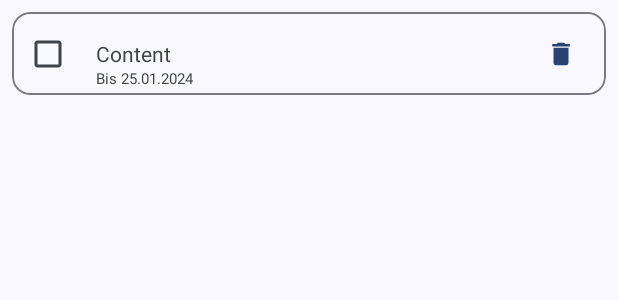
After one commit to jan-tennert/IFTemplate, an Android app: the layout homework_item.xml on its own in the app's theme, with its tools: preview values and no code run, on a phone screen of 412 x 824 dp. The commit adds this screen. Shown: the top 300 px of the screen. Run offline under Robolectric (Android 15) with nearby library versions, the phone set to English and light mode, and no system bars.

Commit message:
change structure again

```diff
--- a/app/build.gradle.kts
+++ b/app/build.gradle.kts
@@ -38,4 +38,5 @@ android {
 dependencies {
     implementation("androidx.appcompat:appcompat:1.6.1")
     implementation("com.google.android.material:material:1.11.0")
+    implementation("com.google.code.gson:gson:2.10.1")
 }
--- a/app/src/main/AndroidManifest.xml
+++ b/app/src/main/AndroidManifest.xml
@@ -5,6 +5,7 @@
     <uses-permission android:name="android.permission.POST_NOTIFICATIONS" />
     <uses-permission android:name="android.permission.VIBRATE" />
     <uses-permission android:name="android.permission.USE_FULL_SCREEN_INTENT" />
+    <uses-permission android:name="android.permission.INTERNET" />
     <application
         android:allowBackup="true"
         android:dataExtractionRules="@xml/data_extraction_rules"
@@ -26,7 +27,7 @@
             </intent-filter>
         </activity>
         <activity
-            android:name=".AlarmActivity"
+            android:name=".ignorieren.AlarmActivity"
             android:showOnLockScreen="true">
 
         </activity>
--- a/app/src/main/java/io/github/jan/iftemplate/dialog/TimePickerBuilder.java
+++ b/app/src/main/java/io/github/jan/iftemplate/dialog/TimePickerBuilder.java
@@ -6,6 +6,7 @@ import com.google.android.material.timepicker.MaterialTimePicker;
 import com.google.android.material.timepicker.TimeFormat;
 
 import io.github.jan.iftemplate.MainActivity;
+import io.github.jan.iftemplate.ignorieren.Time;
 
 public class TimePickerBuilder extends DialogBuilder<TimePickerListener> {
 
@@ -24,7 +25,7 @@ public class TimePickerBuilder extends DialogBuilder<TimePickerListener> {
             .build();
         if(getPositiveButton() != null && getPositiveListener() != null) {
             picker.addOnPositiveButtonClickListener((w) -> {
-                getPositiveListener().onResult(picker.getHour(), picker.getMinute());
+                getPositiveListener().onResult(new Time(picker.getHour(), picker.getMinute()));
             });
         }
         if(getNegativeButton() != null && getNegativeListener() != null) {
--- a/app/src/main/java/io/github/jan/iftemplate/dialog/TimePickerListener.java
+++ b/app/src/main/java/io/github/jan/iftemplate/dialog/TimePickerListener.java
@@ -1,7 +1,9 @@
 package io.github.jan.iftemplate.dialog;
+
+import io.github.jan.iftemplate.ignorieren.Time;
 
 public interface TimePickerListener {
 
-    void onResult(int hour, int minute);
+    void onResult(Time time);
 
 }
--- /dev/null
+++ b/app/src/main/res/drawable/baseline_delete_24.xml
@@ -0,0 +1,5 @@
+<vector xmlns:android="http://schemas.android.com/apk/res/android" android:height="24dp" android:tint="#000000" android:viewportHeight="24" android:viewportWidth="24" android:width="24dp">
+
+    <path android:fillColor="@android:color/white" android:pathData="M6,19c0,1.1 0.9,2 2,2h8c1.1,0 2,-0.9 2,-2V7H6v12zM19,4h-3.5l-1,-1h-5l-1,1H5v2h14V4z"/>
+
+</vector>
--- /dev/null
+++ b/app/src/main/res/layout/homework_item.xml
@@ -0,0 +1,66 @@
+<?xml version="1.0" encoding="utf-8"?>
+<androidx.constraintlayout.widget.ConstraintLayout xmlns:android="http://schemas.android.com/apk/res/android"
+    xmlns:app="http://schemas.android.com/apk/res-auto"
+    xmlns:tools="http://schemas.android.com/tools"
+    android:layout_width="match_parent"
+    android:layout_height="wrap_content">
+
+    <com.google.android.material.card.MaterialCardView
+        android:layout_width="match_parent"
+        android:layout_height="wrap_content"
+        android:layout_margin="8dp"
+        app:layout_constraintBottom_toBottomOf="parent"
+        app:layout_constraintEnd_toEndOf="parent"
+        app:layout_constraintStart_toStartOf="parent"
+        app:layout_constraintTop_toTopOf="parent">
+
+        <androidx.constraintlayout.widget.ConstraintLayout
+            android:layout_width="match_parent"
+            android:layout_height="wrap_content">
+
+            <CheckBox
+                android:id="@+id/is_done"
+                android:layout_width="wrap_content"
+                android:layout_height="wrap_content"
+                app:layout_constraintBottom_toBottomOf="parent"
+                app:layout_constraintStart_toStartOf="parent"
+                app:layout_constraintTop_toTopOf="parent" />
+
+            <TextView
+                android:id="@+id/due_time_time"
+                android:layout_width="wrap_content"
+                android:layout_height="wrap_content"
+                android:layout_marginBottom="4dp"
+                android:text="Bis 25.01.2024"
+                android:textSize="10sp"
+                app:layout_constraintBottom_toBottomOf="parent"
+                app:layout_constraintStart_toStartOf="@+id/content"
+                app:layout_constraintTop_toBottomOf="@+id/content"
+                app:layout_constraintVertical_bias="0.0" />
+
+            <TextView
+                android:id="@+id/content"
+                android:layout_width="wrap_content"
+                android:layout_height="wrap_content"
+                android:layout_marginStart="8dp"
+                android:text="Content"
+                app:layout_constraintBottom_toBottomOf="parent"
+                app:layout_constraintStart_toEndOf="@+id/is_done"
+                app:layout_constraintTop_toTopOf="parent"
+                app:layout_constraintVertical_bias="0.503" />
+
+            <Button
+                android:id="@+id/delete_button"
+                style="?attr/materialIconButtonStyle"
+                android:layout_width="wrap_content"
+                android:layout_height="wrap_content"
+                android:layout_marginEnd="6dp"
+                app:icon="@drawable/baseline_delete_24"
+                app:layout_constraintBottom_toBottomOf="parent"
+                app:layout_constraintEnd_toEndOf="parent"
+                app:layout_constraintTop_toTopOf="parent" />
+
+        </androidx.constraintlayout.widget.ConstraintLayout>
+    </com.google.android.material.card.MaterialCardView>
+
+</androidx.constraintlayout.widget.ConstraintLayout>
```
Also changed, not shown: app/src/main/java/io/github/jan/iftemplate/AlarmActivity.java (deleted, +0 -15 lines), app/src/main/java/io/github/jan/iftemplate/Homework.java (added, +35 -0 lines), app/src/main/java/io/github/jan/iftemplate/MainActivity.java (+9 -12 lines), app/src/main/java/io/github/jan/iftemplate/ignorieren/AlarmReceiver.java (deleted, +0 -40 lines), app/src/main/java/io/github/jan/iftemplate/ignorieren/AppActions.java (+49 -34 lines), app/src/main/java/io/github/jan/iftemplate/ignorieren/HomeworkList.java (added, +87 -0 lines), app/src/main/java/io/github/jan/iftemplate/ignorieren/ImageBitmapListener.java (added, +9 -0 lines), app/src/main/java/io/github/jan/iftemplate/ignorieren/PreAlarmActivity.java (deleted, +0 -28 lines), app/src/main/java/io/github/jan/iftemplate/ignorieren/PreMainActivity.java (+0 -16 lines), app/src/main/res/layout/alarm.xml (deleted, +0 -17 lines), app/src/main/res/layout/screen.xml (+14 -16 lines).
